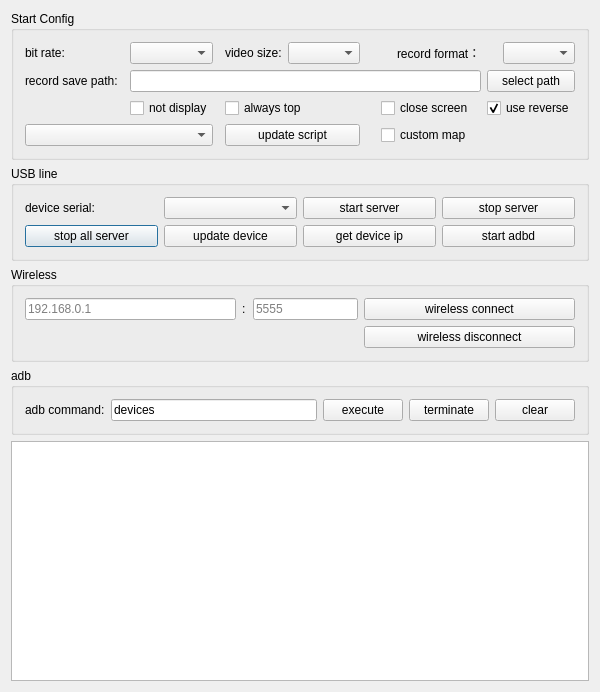
Above: QtScrcpy/dialog.ui from barry-ran/QtScrcpy before the change. Below: the same form after it.
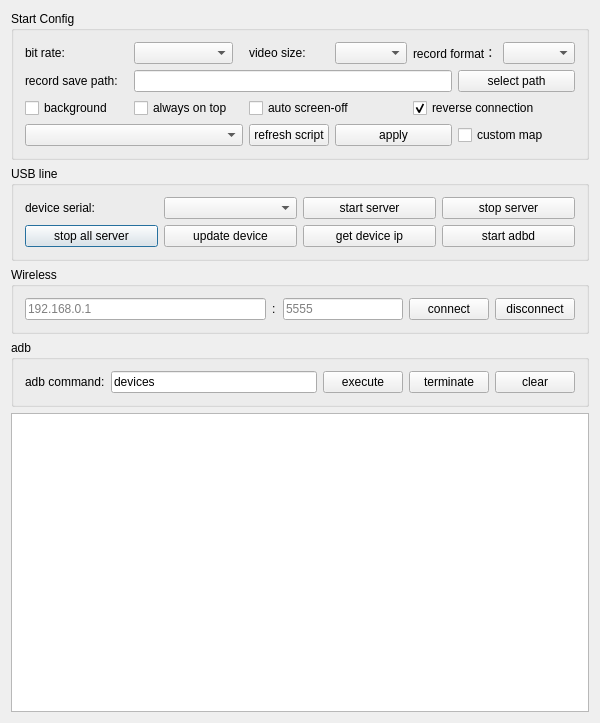
That is the form after the change.

Commit message: 1, fix UI text. 2, add hot-load of mapping script

Patch:
```diff
--- a/QtScrcpy/dialog.ui
+++ b/QtScrcpy/dialog.ui
@@ -7,7 +7,7 @@
     <x>0</x>
     <y>0</y>
     <width>600</width>
-    <height>637</height>
+    <height>723</height>
    </rect>
   </property>
   <property name="maximumSize">
@@ -101,8 +101,37 @@
      <property name="title">
       <string>Wireless</string>
      </property>
-     <layout class="QGridLayout" name="gridLayout_4" columnstretch="2,0,0,1,2">
-      <item row="3" column="2">
+     <layout class="QGridLayout" name="gridLayout_4" columnstretch="2,0,0,1,2,0">
+      <item row="4" column="4">
+       <widget class="QPushButton" name="wirelessConnectBtn">
+        <property name="sizePolicy">
+         <sizepolicy hsizetype="Fixed" vsizetype="Fixed">
+          <horstretch>0</horstretch>
+          <verstretch>0</verstretch>
+         </sizepolicy>
+        </property>
+        <property name="text">
+         <string>connect</string>
+        </property>
+        <property name="autoDefault">
+         <bool>false</bool>
+        </property>
+       </widget>
+      </item>
+      <item row="4" column="0">
+       <widget class="QLineEdit" name="deviceIpEdt">
+        <property name="text">
+         <string/>
+        </property>
+        <property name="maxLength">
+         <number>128</number>
+        </property>
+        <property name="placeholderText">
+         <string notr="true">192.168.0.1</string>
+        </property>
+       </widget>
+      </item>
+      <item row="4" column="2">
        <widget class="QLabel" name="label">
         <property name="minimumSize">
          <size>
@@ -121,7 +150,7 @@
         </property>
        </widget>
       </item>
-      <item row="3" column="3">
+      <item row="4" column="3">
        <widget class="QLineEdit" name="devicePortEdt">
         <property name="text">
          <string/>
@@ -131,30 +160,16 @@
         </property>
        </widget>
       </item>
-      <item row="3" column="0">
-       <widget class="QLineEdit" name="deviceIpEdt">
-        <property name="text">
-         <string/>
-        </property>
-        <property name="placeholderText">
-         <string notr="true">192.168.0.1</string>
-        </property>
-       </widget>
-      </item>
-      <item row="3" column="4">
-       <widget class="QPushButton" name="wirelessConnectBtn">
-        <property name="text">
-         <string>wireless connect</string>
-        </property>
-        <property name="autoDefault">
-         <bool>false</bool>
-        </property>
-       </widget>
-      </item>
-      <item row="4" column="4">
+      <item row="4" column="5">
        <widget class="QPushButton" name="wirelessDisConnectBtn">
+        <property name="sizePolicy">
+         <sizepolicy hsizetype="Fixed" vsizetype="Fixed">
+          <horstretch>0</horstretch>
+          <verstretch>0</verstretch>
+         </sizepolicy>
+        </property>
         <property name="text">
-         <string>wireless disconnect</string>
+         <string>disconnect</string>
         </property>
         <property name="autoDefault">
          <bool>false</bool>
@@ -236,23 +251,6 @@
       <string>Start Config</string>
      </property>
      <layout class="QGridLayout" name="gridLayout_3">
-      <item row="0" column="0" colspan="2">
-       <widget class="QLabel" name="label_3">
-        <property name="text">
-         <string>bit rate:</string>
-        </property>
-       </widget>
-      </item>
-      <item row="2" column="3" colspan="2">
-       <widget class="QCheckBox" name="notDisplayCheck">
-        <property name="text">
-         <string>not display</string>
-        </property>
-        <property name="checkable">
-         <bool>false</bool>
-        </property>
-       </widget>
-      </item>
       <item row="0" column="3" colspan="2">
        <widget class="QComboBox" name="bitRateBox">
         <property name="toolTip">
@@ -263,28 +261,36 @@
         </property>
        </widget>
       </item>
-      <item row="2" column="6" colspan="2">
-       <widget class="QCheckBox" name="alwaysTopCheck">
+      <item row="1" column="10" colspan="2">
+       <widget class="QPushButton" name="selectRecordPathBtn">
         <property name="text">
-         <string>always top</string>
+         <string>select path</string>
         </property>
-        <property name="checked">
+        <property name="autoDefault">
          <bool>false</bool>
         </property>
        </widget>
       </item>
-      <item row="2" column="11" colspan="2">
-       <widget class="QCheckBox" name="useReverseCheck">
+      <item row="0" column="9" colspan="2">
+       <widget class="QLabel" name="label_6">
         <property name="text">
-         <string>use reverse</string>
+         <string>record format：</string>
         </property>
-        <property name="checked">
-         <bool>true</bool>
+       </widget>
+      </item>
+      <item row="3" column="10" colspan="2">
+       <widget class="QCheckBox" name="gameCheck">
+        <property name="text">
+         <string>custom map</string>
         </property>
        </widget>
       </item>
-      <item row="0" column="12">
-       <widget class="QComboBox" name="formatBox"/>
+      <item row="0" column="8">
+       <widget class="QComboBox" name="videoSizeBox">
+        <property name="toolTip">
+         <string/>
+        </property>
+       </widget>
       </item>
       <item row="1" column="0" colspan="2">
        <widget class="QLabel" name="label_5">
@@ -296,78 +302,105 @@
         </property>
        </widget>
       </item>
-      <item row="0" column="6">
-       <widget class="QLabel" name="label_4">
+      <item row="0" column="11">
+       <widget class="QComboBox" name="formatBox"/>
+      </item>
+      <item row="3" column="8" colspan="2">
+       <widget class="QPushButton" name="applyScriptBtn">
         <property name="text">
-         <string>video size:</string>
+         <string>apply</string>
         </property>
        </widget>
       </item>
-      <item row="2" column="9" colspan="2">
-       <widget class="QCheckBox" name="closeScreenCheck">
+      <item row="3" column="6" colspan="2">
+       <widget class="QPushButton" name="refreshGameScriptBtn">
         <property name="text">
-         <string>close screen</string>
+         <string>refresh script</string>
         </property>
        </widget>
       </item>
-      <item row="1" column="3" colspan="8">
+      <item row="2" column="9" colspan="3">
+       <widget class="QCheckBox" name="useReverseCheck">
+        <property name="sizePolicy">
+         <sizepolicy hsizetype="Expanding" vsizetype="Fixed">
+          <horstretch>0</horstretch>
+          <verstretch>0</verstretch>
+         </sizepolicy>
+        </property>
+        <property name="text">
+         <string>reverse connection</string>
+        </property>
+        <property name="checked">
+         <bool>true</bool>
+        </property>
+       </widget>
+      </item>
+      <item row="0" column="0" colspan="2">
+       <widget class="QLabel" name="label_3">
+        <property name="text">
+         <string>bit rate:</string>
+        </property>
+       </widget>
+      </item>
+      <item row="2" column="0" colspan="2">
+       <widget class="QCheckBox" name="notDisplayCheck">
+        <property name="sizePolicy">
+         <sizepolicy hsizetype="Expanding" vsizetype="Fixed">
+          <horstretch>0</horstretch>
+          <verstretch>0</verstretch>
+         </sizepolicy>
+        </property>
+        <property name="text">
+         <string>background</string>
+        </property>
+        <property name="checkable">
+         <bool>false</bool>
+        </property>
+       </widget>
+      </item>
+      <item row="1" column="3" colspan="7">
        <widget class="QLineEdit" name="recordPathEdt">
         <property name="readOnly">
          <bool>true</bool>
         </property>
        </widget>
       </item>
-      <item row="0" column="7">
-       <widget class="QComboBox" name="videoSizeBox">
-        <property name="toolTip">
-         <string/>
-        </property>
-       </widget>
-      </item>
-      <item row="1" column="11" colspan="2">
-       <widget class="QPushButton" name="selectRecordPathBtn">
-        <property name="text">
-         <string>select path</string>
-        </property>
-        <property name="autoDefault">
-         <bool>false</bool>
-        </property>
-       </widget>
-      </item>
-      <item row="0" column="10">
-       <widget class="QLabel" name="label_6">
-        <property name="text">
-         <string>record format：</string>
-        </property>
-       </widget>
-      </item>
-      <item row="0" column="8" colspan="2">
-       <spacer name="horizontalSpacer">
-        <property name="orientation">
-         <enum>Qt::Horizontal</enum>
-        </property>
-        <property name="sizeHint" stdset="0">
-         <size>
-          <width>40</width>
-          <height>20</height>
-         </size>
-        </property>
-       </spacer>
-      </item>
-      <item row="3" column="0" colspan="5">
+      <item row="3" column="0" colspan="6">
        <widget class="QComboBox" name="gameBox"/>
       </item>
-      <item row="3" column="6" colspan="2">
-       <widget class="QPushButton" name="updateGameScriptBtn">
+      <item row="0" column="6" colspan="2">
+       <widget class="QLabel" name="label_4">
         <property name="text">
-         <string>update script</string>
+         <string>video size:</string>
         </property>
        </widget>
       </item>
-      <item row="3" column="9" colspan="4">
-       <widget class="QCheckBox" name="gameCheck">
+      <item row="2" column="6" colspan="3">
+       <widget class="QCheckBox" name="closeScreenCheck">
+        <property name="sizePolicy">
+         <sizepolicy hsizetype="Expanding" vsizetype="Fixed">
+          <horstretch>0</horstretch>
+          <verstretch>0</verstretch>
+         </sizepolicy>
+        </property>
         <property name="text">
-         <string>custom map</string>
+         <string>auto screen-off</string>
+        </property>
+       </widget>
+      </item>
+      <item row="2" column="3" colspan="2">
+       <widget class="QCheckBox" name="alwaysTopCheck">
+        <property name="sizePolicy">
+         <sizepolicy hsizetype="Expanding" vsizetype="Fixed">
+          <horstretch>0</horstretch>
+          <verstretch>0</verstretch>
+         </sizepolicy>
+        </property>
+        <property name="text">
+         <string>always on top</string>
+        </property>
+        <property name="checked">
+         <bool>false</bool>
         </property>
        </widget>
       </item>
```
Left out of the diff: 22 changed lines with no effect on the pictures. The commit also changes 13 other files.
